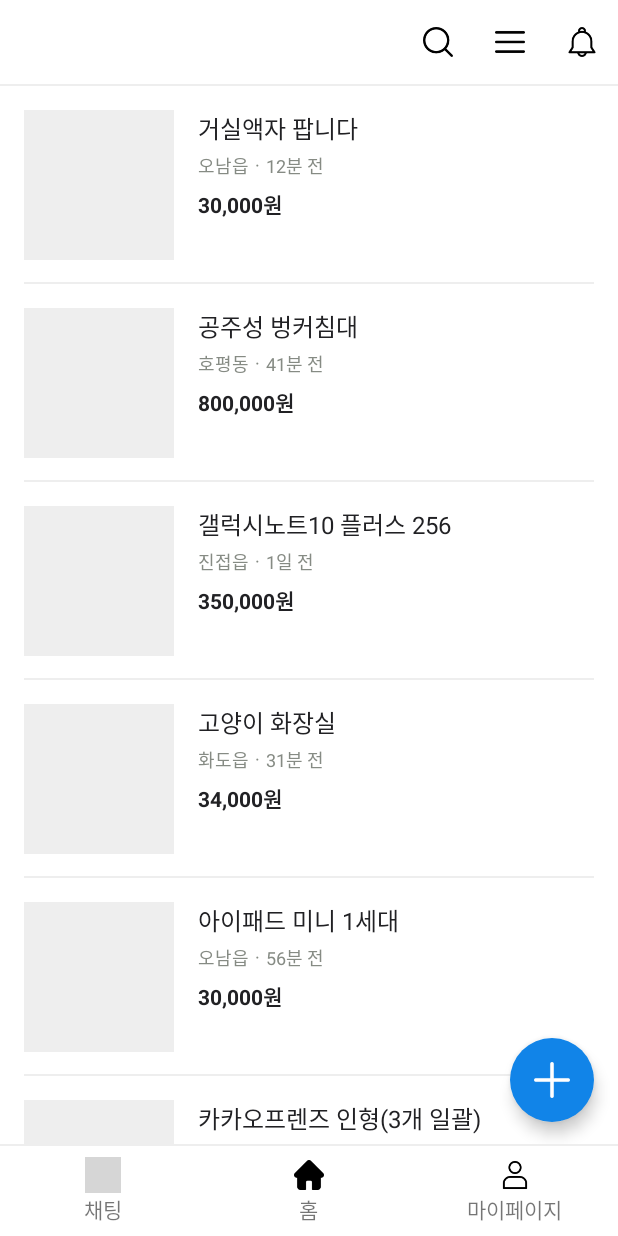
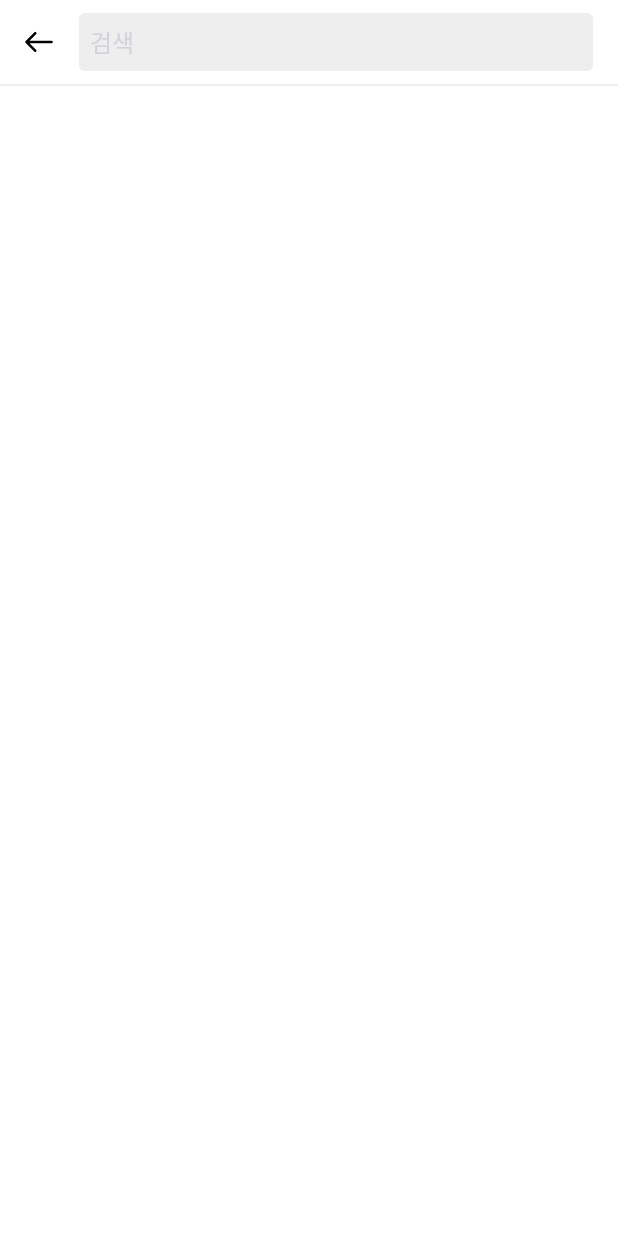
Before and after one commit to Sookhee/ShinhanESGMarket, an Android app: the screen it shows after launch (MainActivity before the commit, SearchActivity after it), after a tap on an icon or button, on a phone screen of 412 x 824 dp. Run offline under Robolectric (Android 15) with nearby library versions, the phone set to English and light mode, and no system bars; grey boxes are pictures that could not be loaded.

Commit message:
검색 레이아웃 생성
TODO
- 처음 들어갔을 때 키보드 올리기
- toolbar 밑에는 '지난 검색어', '인기 검색어' 등 넣어야 함

```diff
--- a/app/src/main/AndroidManifest.xml
+++ b/app/src/main/AndroidManifest.xml
@@ -9,6 +9,9 @@
         android:roundIcon="@mipmap/ic_launcher_round"
         android:supportsRtl="true"
         android:theme="@style/Theme.ShinhanESGMarket">
+        <activity
+            android:name=".search.SearchActivity"
+            android:exported="true" />
         <activity
             android:name=".product.WriteActivity"
             android:exported="true" />
--- a/app/src/main/java/com/github/sookhee/shinhanesgmarket/home/HomeFragment.kt
+++ b/app/src/main/java/com/github/sookhee/shinhanesgmarket/home/HomeFragment.kt
@@ -13,6 +13,7 @@ import com.github.sookhee.shinhanesgmarket.category.CategoryActivity
 import com.github.sookhee.shinhanesgmarket.databinding.FragmentHomeBinding
 import com.github.sookhee.shinhanesgmarket.product.ProductActivity
 import com.github.sookhee.shinhanesgmarket.product.WriteActivity
+import com.github.sookhee.shinhanesgmarket.search.SearchActivity
 
 class HomeFragment : Fragment() {
     private var _binding: FragmentHomeBinding? = null
@@ -37,7 +38,8 @@ class HomeFragment : Fragment() {
 
     private fun setOnClickListener() {
         binding.btnSearch.setOnClickListener {
-            Toast.makeText(context, "SEARCH", Toast.LENGTH_SHORT).show()
+            val intent = Intent(context, SearchActivity::class.java)
+            startActivity(intent)
         }
         binding.btnCategory.setOnClickListener {
             val intent = Intent(context, CategoryActivity::class.java)
--- /dev/null
+++ b/app/src/main/java/com/github/sookhee/shinhanesgmarket/search/SearchActivity.kt
@@ -0,0 +1,16 @@
+package com.github.sookhee.shinhanesgmarket.search
+
+import androidx.appcompat.app.AppCompatActivity
+import android.os.Bundle
+import com.github.sookhee.shinhanesgmarket.databinding.ActivitySearchBinding
+
+class SearchActivity : AppCompatActivity() {
+    private lateinit var binding: ActivitySearchBinding
+
+    override fun onCreate(savedInstanceState: Bundle?) {
+        super.onCreate(savedInstanceState)
+        binding = ActivitySearchBinding.inflate(layoutInflater)
+
+        setContentView(binding.root)
+    }
+}
--- /dev/null
+++ b/app/src/main/res/drawable/search_bar_background.xml
@@ -0,0 +1,17 @@
+<?xml version="1.0" encoding="utf-8"?>
+<layer-list xmlns:android="http://schemas.android.com/apk/res/android" >
+
+    <item
+        android:bottom="1dp"
+        android:left="1dp"
+        android:right="1dp"
+        android:top="1dp">
+        <shape android:shape="rectangle" >
+            <solid android:color="#EEE" />
+
+            <corners
+                android:radius="4dp"/>
+        </shape>
+    </item>
+
+</layer-list>
--- /dev/null
+++ b/app/src/main/res/layout/activity_search.xml
@@ -0,0 +1,47 @@
+<?xml version="1.0" encoding="utf-8"?>
+<androidx.constraintlayout.widget.ConstraintLayout xmlns:android="http://schemas.android.com/apk/res/android"
+    xmlns:app="http://schemas.android.com/apk/res-auto"
+    xmlns:tools="http://schemas.android.com/tools"
+    android:layout_width="match_parent"
+    android:layout_height="match_parent"
+    tools:context=".search.SearchActivity">
+
+    <ImageView
+        android:id="@+id/btnBack"
+        android:layout_width="20dp"
+        android:layout_height="20dp"
+        android:layout_marginStart="16dp"
+        android:src="@drawable/ic_back_on"
+        app:layout_constraintBottom_toTopOf="@id/toolbarGuideLine"
+        app:layout_constraintStart_toStartOf="parent"
+        app:layout_constraintTop_toTopOf="parent" />
+
+    <EditText
+        android:id="@+id/searchEditText"
+        style="@style/Gray900.16"
+        android:layout_width="0dp"
+        android:layout_height="wrap_content"
+        android:layout_marginHorizontal="16dp"
+        android:background="@drawable/search_bar_background"
+        android:hint="@string/hint_search"
+        android:maxLines="1"
+        android:paddingHorizontal="8dp"
+        android:paddingVertical="8dp"
+        android:textColorHint="@color/gray300"
+        android:theme="@style/EditTextTheme"
+        app:layout_constraintBottom_toTopOf="@id/toolbarGuideLine"
+        app:layout_constraintEnd_toEndOf="parent"
+        app:layout_constraintStart_toEndOf="@id/btnBack"
+        app:layout_constraintTop_toTopOf="parent" />
+
+    <View
+        android:id="@+id/toolbarGuideLine"
+        android:layout_width="match_parent"
+        android:layout_height="1dp"
+        android:layout_marginTop="56dp"
+        android:background="@color/gray100"
+        app:layout_constraintEnd_toEndOf="parent"
+        app:layout_constraintStart_toStartOf="parent"
+        app:layout_constraintTop_toTopOf="parent" />
+
+</androidx.constraintlayout.widget.ConstraintLayout>
--- a/app/src/main/res/values/strings.xml
+++ b/app/src/main/res/values/strings.xml
@@ -21,9 +21,9 @@
     <string name="hint_product_description">브랜드, 사이즈, 색상, 소재 등 물품에 대한 자세한 정보를 작성하면 판매확률이 올라가요!</string>
     <string name="hint_price">가격</string>
     <string name="hint_chat">메시지를 입력하세요</string>
+    <string name="hint_search">검색</string>
 
     // string
     <string name="string_submit">완료</string>
 
-
 </resources>
```
